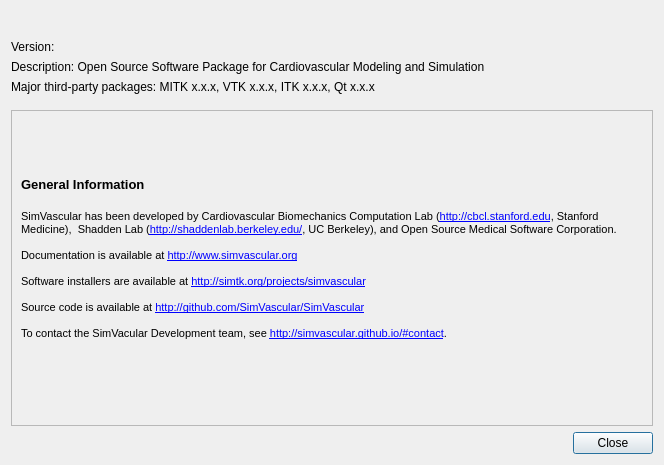
Old version of the form Code/Source/sv4gui/Plugins/org.sv.gui.qt.application/sv4gui_AboutDialog.ui in the repository SimVascular/SimVascular.
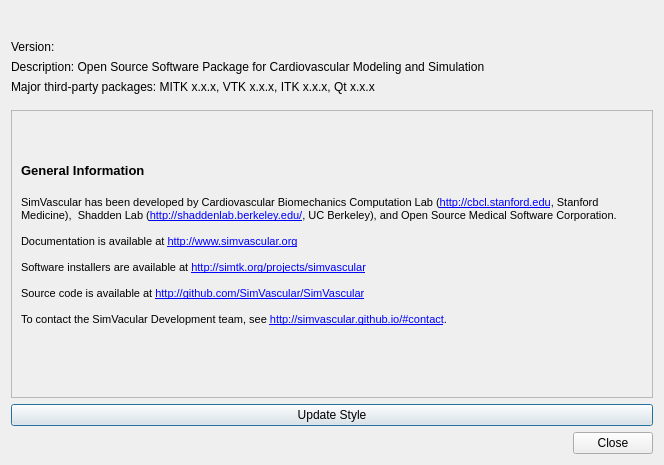
New version of the form. Icons and pictures are not drawn.

Commit message: DEV: Setup dynamic update of style for testing

```diff
--- a/Code/Source/sv4gui/Plugins/org.sv.gui.qt.application/sv4gui_AboutDialog.ui
+++ b/Code/Source/sv4gui/Plugins/org.sv.gui.qt.application/sv4gui_AboutDialog.ui
@@ -100,8 +100,8 @@
        <rect>
         <x>0</x>
         <y>0</y>
-        <width>644</width>
-        <height>242</height>
+        <width>638</width>
+        <height>247</height>
        </rect>
       </property>
       <layout class="QGridLayout" name="gridLayout">
@@ -137,6 +137,13 @@
      </widget>
     </widget>
    </item>
+   <item>
+    <widget class="QPushButton" name="pushButtonUpdateStyle">
+     <property name="text">
+      <string>Update Style</string>
+     </property>
+    </widget>
+   </item>
    <item>
     <widget class="QDialogButtonBox" name="m_ButtonBox">
      <property name="standardButtons">
```
The commit also changes 4 other files.
